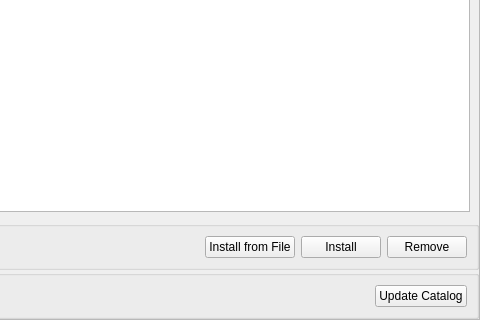
The window that src/gui/addonDialog.ui (Stellarium/stellarium) describes before a commit, drawn with Qt 5; both pictures show x 180 to 660 and y 230 to 550 of the 660 by 550 pixel window.
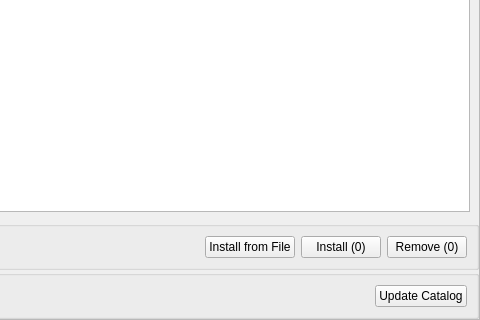
The same window after the commit. Icons and pictures are not drawn. Custom widgets are drawn as their Qt base class.

What changed in the file:
```diff
--- a/src/gui/addonDialog.ui
+++ b/src/gui/addonDialog.ui
@@ -559,14 +559,14 @@
          <item>
           <widget class="QPushButton" name="btnInstall">
            <property name="text">
-            <string>Install</string>
+            <string>Install (0)</string>
            </property>
           </widget>
          </item>
          <item>
           <widget class="QPushButton" name="btnRemove">
            <property name="text">
-            <string>Remove</string>
+            <string>Remove (0)</string>
            </property>
           </widget>
          </item>
```
